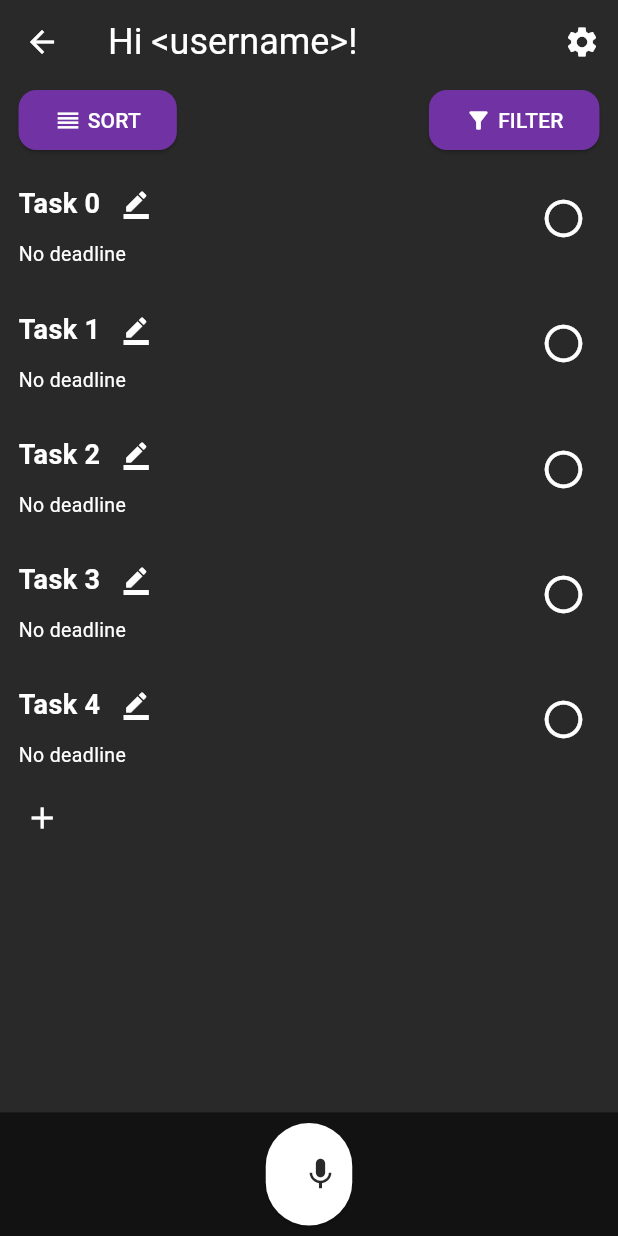
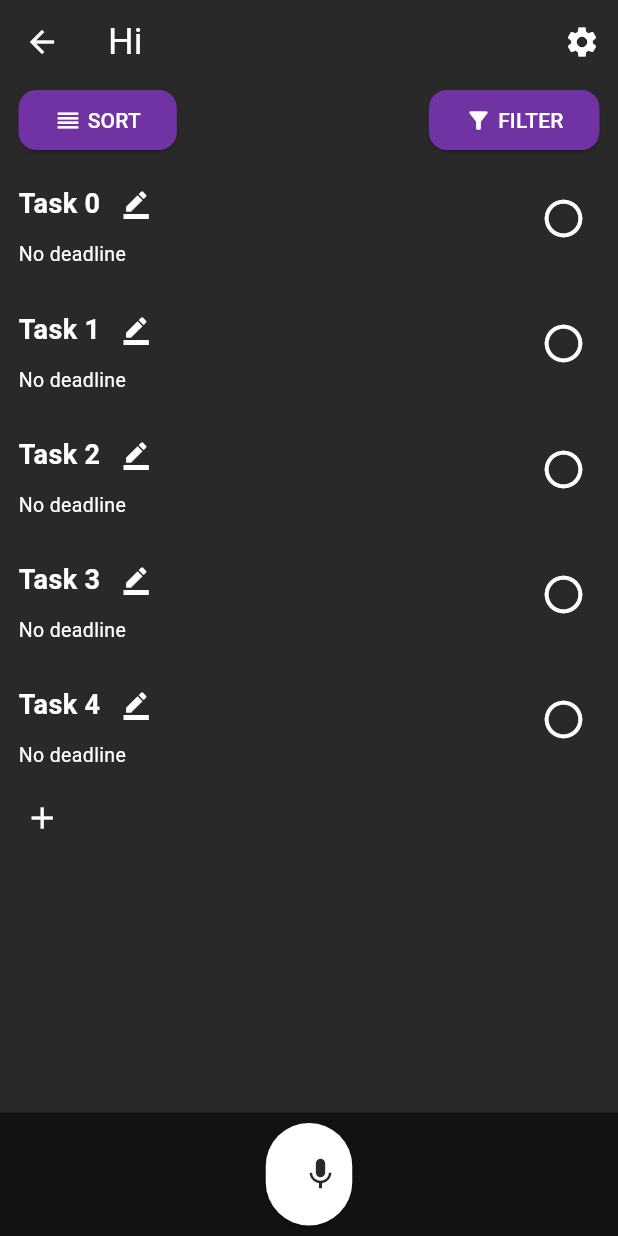
Before and after one commit to DaryaSanina/smart-planner, a Flutter app: the screen it shows after launch, after a tap on "Log in", on a phone screen of 412 x 824 dp. Run offline on Flutter 3.47's test engine with Material 3 defaults, Android fonts, the phone set to English and light mode, and no system bars.

Commit message:
Show the username on the main page

```diff
--- a/app/lib/home/home_page.dart
+++ b/app/lib/home/home_page.dart
@@ -3,22 +3,19 @@ import 'package:flutter/material.dart';
 import 'package:app/home/widgets/home_app_bar.dart';
 import 'package:app/home/widgets/assistant_button.dart';
 
-class HomePage extends StatefulWidget {
-  const HomePage({super.key});
+class HomePage extends StatelessWidget {
+  const HomePage({super.key, required this.username});
 
-  @override
-  State<HomePage> createState() => _HomePageState();
-}
+  final String username;
 
-class _HomePageState extends State<HomePage> {
   @override
   Widget build(BuildContext context) {
     return LayoutBuilder(
       builder: (context, constraints) {
         return Scaffold(
           backgroundColor: Theme.of(context).colorScheme.primary,
-          appBar: const HomeAppBar(),
-          body: TaskList(),
+          appBar: HomeAppBar(username: username),
+          body: const TaskList(),
           bottomNavigationBar: BottomAppBar(
             padding: EdgeInsets.symmetric(horizontal: MediaQuery.of(context).size.width * 0.43, vertical: 7),
             height: MediaQuery.of(context).size.height * 0.1,
--- a/app/lib/home/widgets/home_app_bar.dart
+++ b/app/lib/home/widgets/home_app_bar.dart
@@ -2,17 +2,20 @@ import 'package:app/home/widgets/settings_button.dart';
 import 'package:flutter/material.dart';
 
 class HomeAppBar extends StatelessWidget implements PreferredSizeWidget {
-  final double height;
   const HomeAppBar({
     this.height = kToolbarHeight,
-    super.key
+    super.key,
+    required this.username,
   });
+
+  final double height;
+  final String username;
 
   @override
   Widget build(BuildContext context) {
     return AppBar(
       backgroundColor: Theme.of(context).colorScheme.primary,
-      title: const Text("Hi <username>!", style: TextStyle(fontSize: 24),),
+      title: Text("Hi $username", style: const TextStyle(fontSize: 24),),
       actions: const [
         SettingsButton()
       ],
--- a/app/lib/login/widgets/login_form.dart
+++ b/app/lib/login/widgets/login_form.dart
@@ -11,9 +11,9 @@ class LoginForm extends StatefulWidget {
 
 class _LoginFormState extends State<LoginForm> {
   final _formKey = GlobalKey<FormState>();
-  final _usernameEmailText = "";
+  final _usernameText = "";
   final _passwordText = "";
-  TextEditingController usernameEmailController = TextEditingController();
+  TextEditingController usernameController = TextEditingController();
   TextEditingController passwordController = TextEditingController();
 
   @override
@@ -27,19 +27,19 @@ class _LoginFormState extends State<LoginForm> {
           children: [
             // Username or email field
             TextFormField(
-              controller: usernameEmailController,
+              controller: usernameController,
               decoration: InputDecoration(
                 border: OutlineInputBorder(borderRadius: BorderRadius.circular(30)),
-                labelText: "Username or email",
+                labelText: "Username",
               ),
               cursorColor: Theme.of(context).colorScheme.tertiary,
               validator: (value) {
                 if (value == null || value.isEmpty) {
-                  return "Please enter your username or email";
+                  return "Please enter your username";
                 }
                 return null;
               },
-              onChanged: (text) => setState(() => _usernameEmailText),
+              onChanged: (text) => setState(() => _usernameText),
             ),
 
             SizedBox(height: MediaQuery.of(context).size.height * 0.03),
@@ -69,7 +69,7 @@ class _LoginFormState extends State<LoginForm> {
             ElevatedButton(
               onPressed: () {
                 Navigator.push(context, MaterialPageRoute(builder: (context) {
-                  return const HomePage();
+                  return HomePage(username: usernameController.text);
                 }));
               },
               style: ElevatedButton.styleFrom(
--- a/app/lib/registration/registration_page.dart
+++ b/app/lib/registration/registration_page.dart
@@ -1,4 +1,3 @@
-import 'package:app/login/login_page.dart';
 import 'package:flutter/material.dart';
 
 import 'package:app/registration/widgets/registration_form.dart';
--- a/app/lib/registration/widgets/registration_form.dart
+++ b/app/lib/registration/widgets/registration_form.dart
@@ -113,7 +113,7 @@ class _RegistrationFormState extends State<RegistrationForm> {
             ElevatedButton(
               onPressed: () {
                 Navigator.push(context, MaterialPageRoute(builder: (context) {
-                  return const HomePage();
+                  return HomePage(username: usernameController.text);
                 }));
               },
               style: ElevatedButton.styleFrom(
```
